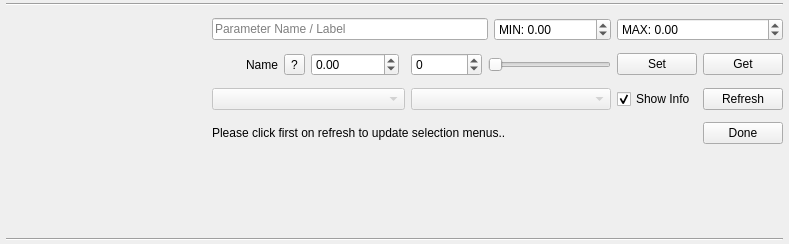
The window that src/ui/designer/QGCParamSlider.ui (josephlewis42/UDenverQGC) describes before a commit, drawn with Qt 5.
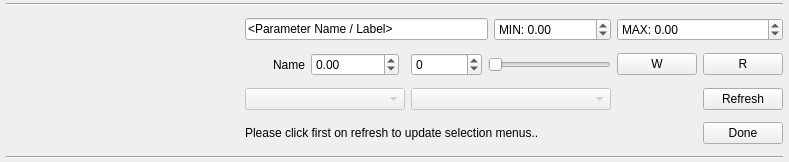
The same window after the commit.

```diff
--- a/src/ui/designer/QGCParamSlider.ui
+++ b/src/ui/designer/QGCParamSlider.ui
@@ -7,13 +7,13 @@
     <x>0</x>
     <y>0</y>
     <width>789</width>
-    <height>244</height>
+    <height>158</height>
    </rect>
   </property>
   <property name="windowTitle">
    <string>Form</string>
   </property>
-  <layout class="QGridLayout" name="gridLayout" columnstretch="10,0,0,0,0,0,0,0,0,0,0">
+  <layout class="QGridLayout" name="gridLayout" columnstretch="100,0,0,0,0,0,0,0,0">
    <property name="leftMargin">
     <number>6</number>
    </property>
@@ -32,43 +32,30 @@
    <property name="verticalSpacing">
     <number>12</number>
    </property>
-   <item row="2" column="6">
-    <widget class="QSpinBox" name="intValueSpinBox">
-     <property name="minimum">
-      <number>-999999999</number>
+   <item row="1" column="1" colspan="5">
+    <widget class="QLineEdit" name="editNameLabel">
+     <property name="text">
+      <string>&lt;Parameter Name / Label&gt;</string>
      </property>
-     <property name="maximum">
-      <number>999999999</number>
-     </property>
     </widget>
    </item>
-   <item row="3" column="6" colspan="3">
-    <widget class="QComboBox" name="editSelectParamComboBox">
-     <property name="enabled">
-      <bool>false</bool>
-     </property>
-     <property name="toolTip">
-      <string>Select parameter</string>
-     </property>
-     <property name="statusTip">
-      <string>Select parameter</string>
-     </property>
-    </widget>
-   </item>
-   <item row="0" column="0" colspan="11">
-    <widget class="Line" name="editLine1">
+   <item row="2" column="1">
+    <widget class="QLabel" name="nameLabel">
      <property name="minimumSize">
       <size>
-       <width>0</width>
+       <width>60</width>
        <height>0</height>
       </size>
      </property>
-     <property name="orientation">
-      <enum>Qt::Horizontal</enum>
+     <property name="text">
+      <string>Name</string>
+     </property>
+     <property name="alignment">
+      <set>Qt::AlignRight|Qt::AlignTrailing|Qt::AlignVCenter</set>
      </property>
     </widget>
    </item>
-   <item row="2" column="7" colspan="2">
+   <item row="2" column="5" colspan="2">
     <widget class="QSlider" name="valueSlider">
      <property name="minimumSize">
       <size>
@@ -90,33 +77,82 @@
      </property>
     </widget>
    </item>
-   <item row="4" column="10">
+   <item row="5" column="1" colspan="6">
+    <widget class="QLabel" name="editStatusLabel">
+     <property name="text">
+      <string>Please click first on refresh to update selection menus..</string>
+     </property>
+    </widget>
+   </item>
+   <item row="3" column="1" colspan="3">
+    <widget class="QComboBox" name="editSelectComponentComboBox">
+     <property name="enabled">
+      <bool>false</bool>
+     </property>
+     <property name="toolTip">
+      <string>Select component</string>
+     </property>
+     <property name="statusTip">
+      <string>Select component</string>
+     </property>
+    </widget>
+   </item>
+   <item row="3" column="4" colspan="3">
+    <widget class="QComboBox" name="editSelectParamComboBox">
+     <property name="enabled">
+      <bool>false</bool>
+     </property>
+     <property name="toolTip">
+      <string>Select parameter</string>
+     </property>
+     <property name="statusTip">
+      <string>Select parameter</string>
+     </property>
+    </widget>
+   </item>
+   <item row="2" column="8">
+    <widget class="QPushButton" name="readButton">
+     <property name="minimumSize">
+      <size>
+       <width>0</width>
+       <height>0</height>
+      </size>
+     </property>
+     <property name="toolTip">
+      <string>Read the current parameter value on the system</string>
+     </property>
+     <property name="statusTip">
+      <string>Read the current parameter value on the system</string>
+     </property>
+     <property name="text">
+      <string>R</string>
+     </property>
+    </widget>
+   </item>
+   <item row="3" column="8">
+    <widget class="QPushButton" name="editRefreshParamsButton">
+     <property name="enabled">
+      <bool>true</bool>
+     </property>
+     <property name="text">
+      <string>Refresh</string>
+     </property>
+    </widget>
+   </item>
+   <item row="5" column="8">
     <widget class="QPushButton" name="editDoneButton">
      <property name="text">
       <string>Done</string>
      </property>
     </widget>
    </item>
-   <item row="6" column="0" colspan="11">
-    <widget class="Line" name="editLine2">
-     <property name="minimumSize">
-      <size>
-       <width>0</width>
-       <height>0</height>
-      </size>
+   <item row="2" column="2">
+    <widget class="QDoubleSpinBox" name="doubleValueSpinBox">
+     <property name="minimum">
+      <double>-999999999.000000000000000</double>
      </property>
-     <property name="orientation">
-      <enum>Qt::Horizontal</enum>
-     </property>
-    </widget>
-   </item>
-   <item row="3" column="9">
-    <widget class="QCheckBox" name="editInfoCheckBox">
-     <property name="text">
-      <string>Show Info</string>
-     </property>
-     <property name="checked">
-      <bool>true</bool>
+     <property name="maximum">
+      <double>999999999.000000000000000</double>
      </property>
     </widget>
    </item>
@@ -133,76 +169,7 @@
      </property>
     </spacer>
    </item>
-   <item row="3" column="10">
-    <widget class="QPushButton" name="editRefreshParamsButton">
-     <property name="enabled">
-      <bool>true</bool>
-     </property>
-     <property name="text">
-      <string>Refresh</string>
-     </property>
-    </widget>
-   </item>
-   <item row="5" column="2" colspan="9">
-    <spacer name="verticalSpacer">
-     <property name="orientation">
-      <enum>Qt::Vertical</enum>
-     </property>
-     <property name="sizeHint" stdset="0">
-      <size>
-       <width>20</width>
-       <height>40</height>
-      </size>
-     </property>
-    </spacer>
-   </item>
-   <item row="2" column="10">
-    <widget class="QPushButton" name="readButton">
-     <property name="minimumSize">
-      <size>
-       <width>0</width>
-       <height>0</height>
-      </size>
-     </property>
-     <property name="toolTip">
-      <string>Read the current parameter value on the system</string>
-     </property>
-     <property name="statusTip">
-      <string>Read the current parameter value on the system</string>
-     </property>
-     <property name="text">
-      <string>Get</string>
-     </property>
-    </widget>
-   </item>
-   <item row="3" column="1" colspan="5">
-    <widget class="QComboBox" name="editSelectComponentComboBox">
-     <property name="enabled">
-      <bool>false</bool>
-     </property>
-     <property name="toolTip">
-      <string>Select component</string>
-     </property>
-     <property name="statusTip">
-      <string>Select component</string>
-     </property>
-    </widget>
-   </item>
-   <item row="1" column="1" colspan="7">
-    <widget class="QLineEdit" name="editNameLabel">
-     <property name="placeholderText">
-      <string>Parameter Name / Label</string>
-     </property>
-    </widget>
-   </item>
-   <item row="4" column="1" colspan="8">
-    <widget class="QLabel" name="editStatusLabel">
-     <property name="text">
-      <string>Please click first on refresh to update selection menus..</string>
-     </property>
-    </widget>
-   </item>
-   <item row="2" column="9">
+   <item row="2" column="7">
     <widget class="QPushButton" name="writeButton">
      <property name="minimumSize">
       <size>
@@ -223,21 +190,37 @@
       <string>Transmit the current slider value to the system</string>
      </property>
      <property name="text">
-      <string>Set</string>
+      <string>W</string>
      </property>
     </widget>
    </item>
-   <item row="2" column="4">
-    <widget class="QDoubleSpinBox" name="doubleValueSpinBox">
-     <property name="minimum">
-      <double>-999999999.000000000000000</double>
+   <item row="0" column="0" colspan="9">
+    <widget class="Line" name="editLine1">
+     <property name="minimumSize">
+      <size>
+       <width>0</width>
+       <height>0</height>
+      </size>
      </property>
-     <property name="maximum">
-      <double>999999999.000000000000000</double>
+     <property name="orientation">
+      <enum>Qt::Horizontal</enum>
      </property>
     </widget>
    </item>
-   <item row="1" column="8">
+   <item row="6" column="0" colspan="9">
+    <widget class="Line" name="editLine2">
+     <property name="minimumSize">
+      <size>
+       <width>0</width>
+       <height>0</height>
+      </size>
+     </property>
+     <property name="orientation">
+      <enum>Qt::Horizontal</enum>
+     </property>
+    </widget>
+   </item>
+   <item row="1" column="6">
     <widget class="QDoubleSpinBox" name="editMinSpinBox">
      <property name="prefix">
       <string>MIN: </string>
@@ -250,7 +233,7 @@
      </property>
     </widget>
    </item>
-   <item row="1" column="9" colspan="2">
+   <item row="1" column="7" colspan="2">
     <widget class="QDoubleSpinBox" name="editMaxSpinBox">
      <property name="prefix">
       <string>MAX: </string>
@@ -263,26 +246,13 @@
      </property>
     </widget>
    </item>
-   <item row="2" column="2">
-    <widget class="QLabel" name="nameLabel">
-     <property name="minimumSize">
-      <size>
-       <width>60</width>
-       <height>0</height>
-      </size>
+   <item row="2" column="4">
+    <widget class="QSpinBox" name="intValueSpinBox">
+     <property name="minimum">
+      <number>-999999999</number>
      </property>
-     <property name="text">
-      <string>Name</string>
-     </property>
-     <property name="alignment">
-      <set>Qt::AlignRight|Qt::AlignTrailing|Qt::AlignVCenter</set>
-     </property>
-    </widget>
-   </item>
-   <item row="2" column="3">
-    <widget class="QToolButton" name="infoLabel">
-     <property name="text">
-      <string>?</string>
+     <property name="maximum">
+      <number>999999999</number>
      </property>
     </widget>
    </item>
```
